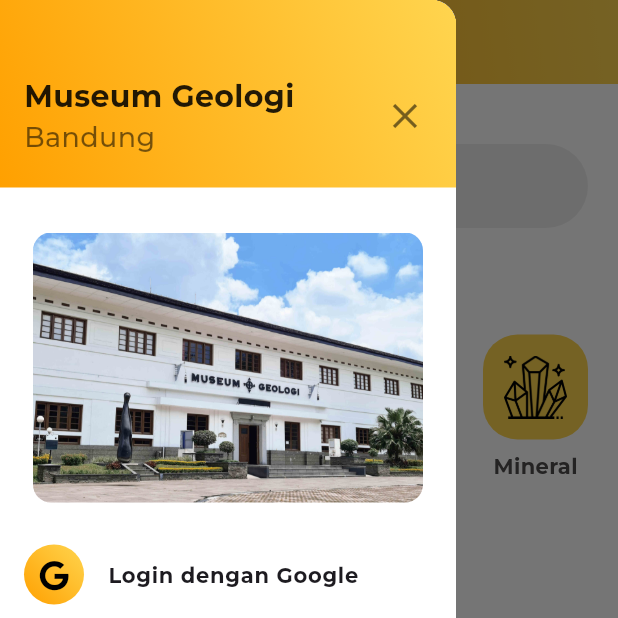
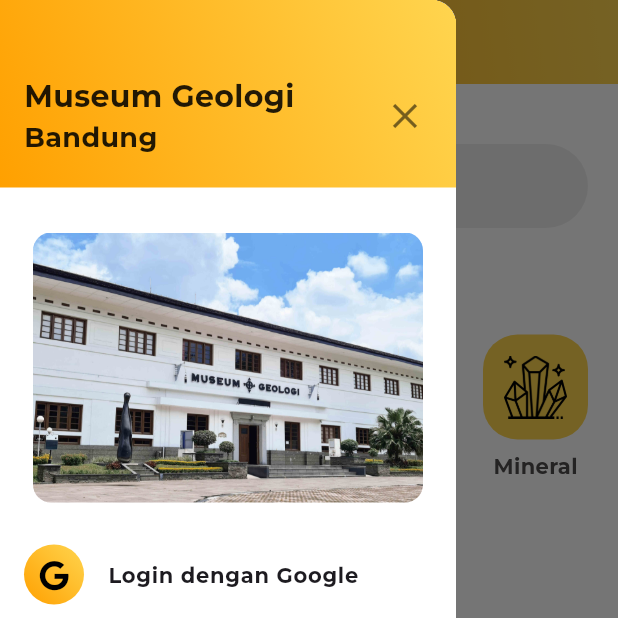
Before and after one commit to rayhan-afk/museum_tugasakhir, a Flutter app: the screen it shows after launch, item 3 of the bottom bar chosen, with the side drawer open, on a phone screen of 412 x 824 dp, the top half of it. Run offline on Flutter 3.47's test engine with Material 3 defaults, Android fonts, the phone set to English and light mode, and no system bars; drawn by our look-alikes of circle_nav_bar; our stand-ins replace cloud_firestore, firebase_auth, firebase_core, font_awesome_flutter, google_fonts, google_sign_in; accounts and stored records are empty.

Commit message:
ubah most popular dikit

```diff
--- a/lib/screens/collections_screen.dart
+++ b/lib/screens/collections_screen.dart
@@ -171,8 +171,12 @@
 
   @override
   Widget build(BuildContext context) {
-    final Query query =
-        FirebaseFirestore.instance.collection('koleksi').limit(1);
+    // # PERUBAHAN UTAMA: Query sekarang mengurutkan berdasarkan favoriteCount
+    final Query query = FirebaseFirestore.instance
+        .collection('koleksi')
+        .orderBy('favoriteCount',
+            descending: true) // Urutkan dari yang paling banyak difavoritkan
+        .limit(1); // Ambil 1 item teratas
 
     return StreamBuilder<QuerySnapshot>(
       stream: query.snapshots(),
@@ -192,7 +196,6 @@
 
         return GestureDetector(
           onTap: () {
-            // Memanggil fungsi helper top-level
             final itemData = createDataModel(data, doc.id);
             if (itemData != null) {
               Navigator.push(
--- a/lib/widgets/main_drawer.dart
+++ b/lib/widgets/main_drawer.dart
@@ -53,8 +53,8 @@
                       Text('Bandung',
                           style: GoogleFonts.montserrat(
                               fontSize: 18,
-                              fontWeight: FontWeight.w500,
-                              color: Colors.black54)),
+                              fontWeight: FontWeight.bold,
+                              color: Colors.black87)),
                     ],
                   ),
                   InkWell(
```
Also changed, not shown: lib/screens/favorite_screen.dart (+16 -16 lines), lib/services/firestore_service.dart (+36 -39 lines).
